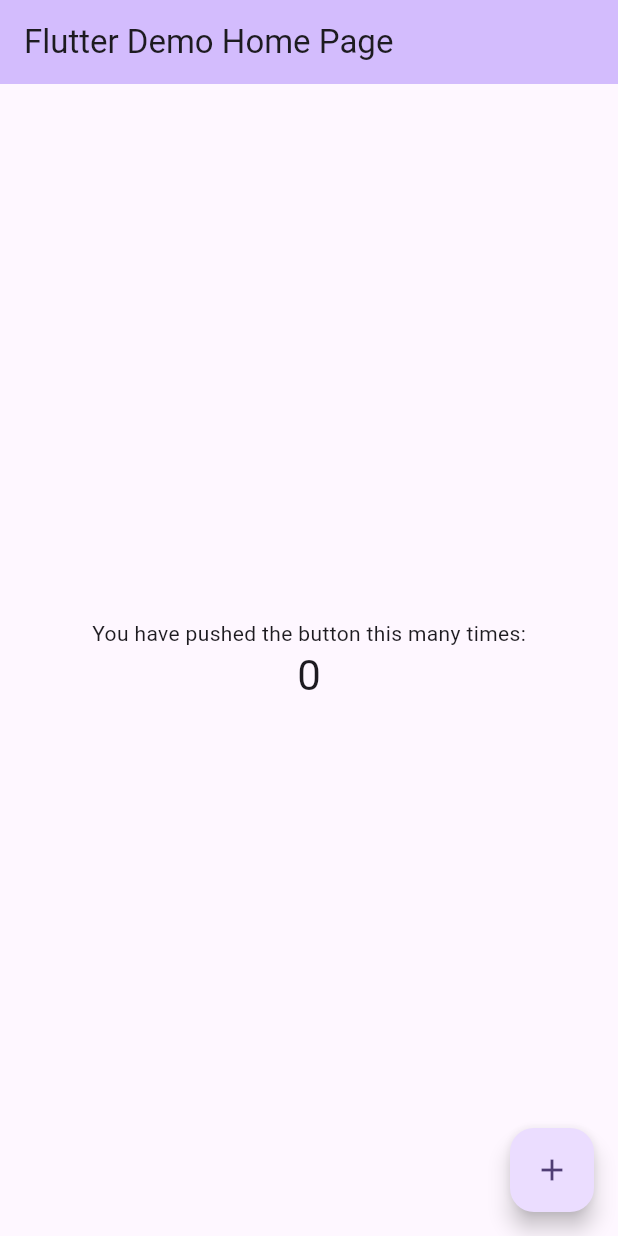
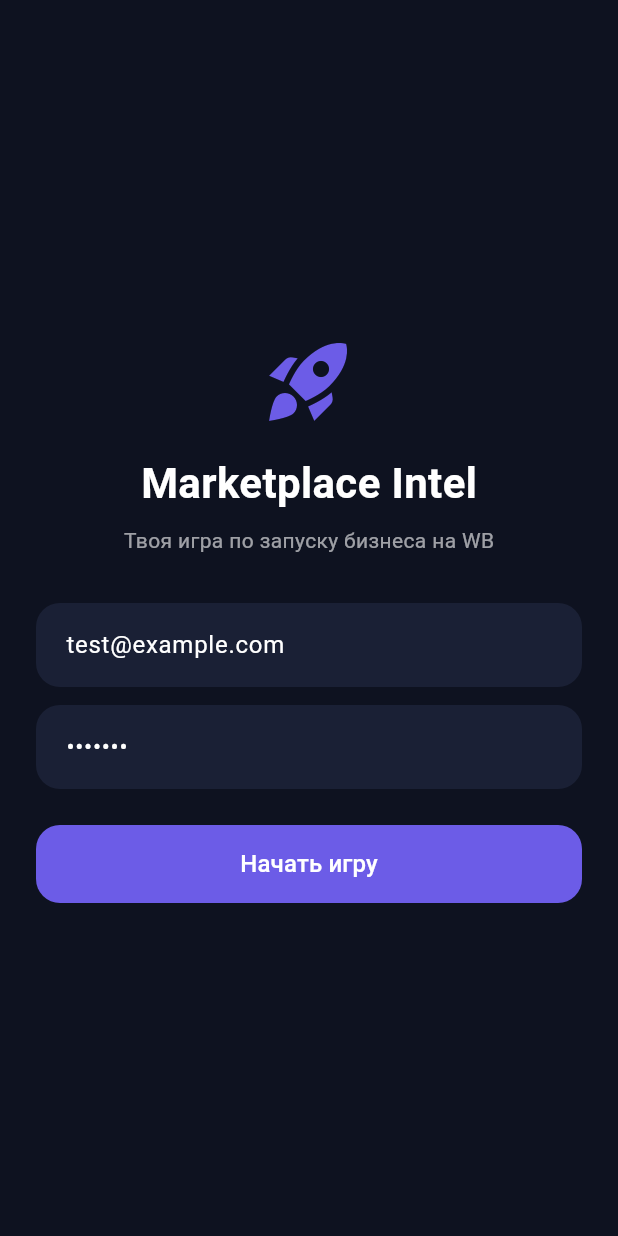
Before and after one commit to SergIS777/marketplace-intel, a Flutter app: the screen it shows after launch, on a phone screen of 412 x 824 dp. Run offline on Flutter 3.47's test engine with Material 3 defaults, Android fonts, the phone set to English and light mode, and no system bars; missing offline and left inert: dart:html.

Commit message:
feat: Phase 2 - login screen + store screen connected to backend API

```diff
--- a/app/mobile/lib/main.dart
+++ b/app/mobile/lib/main.dart
@@ -1,125 +1,22 @@
 import 'package:flutter/material.dart';
+import 'screens/login_screen.dart';
 
 void main() {
-  runApp(const MyApp());
+  runApp(const MarketplaceIntelApp());
 }
 
-class MyApp extends StatelessWidget {
-  const MyApp({super.key});
-
-  // This widget is the root of your application.
+class MarketplaceIntelApp extends StatelessWidget {
+  const MarketplaceIntelApp({super.key});
   @override
   Widget build(BuildContext context) {
     return MaterialApp(
-      title: 'Flutter Demo',
+      title: 'Marketplace Intel',
+      debugShowCheckedModeBanner: false,
       theme: ThemeData(
-        // This is the theme of your application.
-        //
-        // TRY THIS: Try running your application with "flutter run". You'll see
-        // the application has a purple toolbar. Then, without quitting the app,
-        // try changing the seedColor in the colorScheme below to Colors.green
-        // and then invoke "hot reload" (save your changes or press the "hot
-        // reload" button in a Flutter-supported IDE, or press "r" if you used
-        // the command line to start the app).
-        //
-        // Notice that the counter didn't reset back to zero; the application
-        // state is not lost during the reload. To reset the state, use hot
-        // restart instead.
-        //
-        // This works for code too, not just values: Most code changes can be
-        // tested with just a hot reload.
-        colorScheme: ColorScheme.fromSeed(seedColor: Colors.deepPurple),
+        colorScheme: ColorScheme.fromSeed(seedColor: const Color(0xFF6C5CE7)),
         useMaterial3: true,
       ),
-      home: const MyHomePage(title: 'Flutter Demo Home Page'),
+      home: const LoginScreen(),
     );
   }
 }
-
-class MyHomePage extends StatefulWidget {
-  const MyHomePage({super.key, required this.title});
-
-  // This widget is the home page of your application. It is stateful, meaning
-  // that it has a State object (defined below) that contains fields that affect
-  // how it looks.
-
-  // This class is the configuration for the state. It holds the values (in this
-  // case the title) provided by the parent (in this case the App widget) and
-  // used by the build method of the State. Fields in a Widget subclass are
-  // always marked "final".
-
-  final String title;
-
-  @override
-  State<MyHomePage> createState() => _MyHomePageState();
-}
-
-class _MyHomePageState extends State<MyHomePage> {
-  int _counter = 0;
-
-  void _incrementCounter() {
-    setState(() {
-      // This call to setState tells the Flutter framework that something has
-      // changed in this State, which causes it to rerun the build method below
-      // so that the display can reflect the updated values. If we changed
-      // _counter without calling setState(), then the build method would not be
-      // called again, and so nothing would appear to happen.
-      _counter++;
-    });
-  }
-
-  @override
-  Widget build(BuildContext context) {
-    // This method is rerun every time setState is called, for instance as done
-    // by the _incrementCounter method above.
-    //
-    // The Flutter framework has been optimized to make rerunning build methods
-    // fast, so that you can just rebuild anything that needs updating rather
-    // than having to individually change instances of widgets.
-    return Scaffold(
-      appBar: AppBar(
-        // TRY THIS: Try changing the color here to a specific color (to
-        // Colors.amber, perhaps?) and trigger a hot reload to see the AppBar
-        // change color while the other colors stay the same.
-        backgroundColor: Theme.of(context).colorScheme.inversePrimary,
-        // Here we take the value from the MyHomePage object that was created by
-        // the App.build method, and use it to set our appbar title.
-        title: Text(widget.title),
-      ),
-      body: Center(
-        // Center is a layout widget. It takes a single child and positions it
-        // in the middle of the parent.
-        child: Column(
-          // Column is also a layout widget. It takes a list of children and
-          // arranges them vertically. By default, it sizes itself to fit its
-          // children horizontally, and tries to be as tall as its parent.
-          //
-          // Column has various properties to control how it sizes itself and
-          // how it positions its children. Here we use mainAxisAlignment to
-          // center the children vertically; the main axis here is the vertical
-          // axis because Columns are vertical (the cross axis would be
-          // horizontal).
-          //
-          // TRY THIS: Invoke "debug painting" (choose the "Toggle Debug Paint"
-          // action in the IDE, or press "p" in the console), to see the
-          // wireframe for each widget.
-          mainAxisAlignment: MainAxisAlignment.center,
-          children: <Widget>[
-            const Text(
-              'You have pushed the button this many times:',
-            ),
-            Text(
-              '$_counter',
-              style: Theme.of(context).textTheme.headlineMedium,
-            ),
-          ],
-        ),
-      ),
-      floatingActionButton: FloatingActionButton(
-        onPressed: _incrementCounter,
-        tooltip: 'Increment',
-        child: const Icon(Icons.add),
-      ), // This trailing comma makes auto-formatting nicer for build methods.
-    );
-  }
-}
--- /dev/null
+++ b/app/mobile/lib/screens/login_screen.dart
@@ -0,0 +1,95 @@
+import 'package:flutter/material.dart';
+import '../services/api_service.dart';
+import 'store_screen.dart';
+
+class LoginScreen extends StatefulWidget {
+  const LoginScreen({super.key});
+  @override
+  State<LoginScreen> createState() => _LoginScreenState();
+}
+
+class _LoginScreenState extends State<LoginScreen> {
+  final _email = TextEditingController(text: 'test@example.com');
+  final _password = TextEditingController(text: 'test123');
+  bool _loading = false;
+  String? _error;
+
+  Future<void> _login() async {
+    setState(() { _loading = true; _error = null; });
+    try {
+      final data = await ApiService().login(_email.text, _password.text);
+      if (!mounted) return;
+      Navigator.pushReplacement(
+        context,
+        MaterialPageRoute(builder: (_) => StoreScreen(token: data['access_token'])),
+      );
+    } catch (e) {
+      setState(() => _error = 'Не удалось войти. Проверь что backend запущен.');
+    } finally {
+      if (mounted) setState(() => _loading = false);
+    }
+  }
+
+  @override
+  Widget build(BuildContext context) {
+    return Scaffold(
+      backgroundColor: const Color(0xFF0E1220),
+      body: Center(
+        child: SingleChildScrollView(
+          padding: const EdgeInsets.all(24),
+          child: Column(
+            mainAxisAlignment: MainAxisAlignment.center,
+            children: [
+              const Icon(Icons.rocket_launch, size: 64, color: Color(0xFF6C5CE7)),
+              const SizedBox(height: 16),
+              const Text('Marketplace Intel',
+                  style: TextStyle(fontSize: 28, fontWeight: FontWeight.bold, color: Colors.white)),
+              const SizedBox(height: 8),
+              Text('Твоя игра по запуску бизнеса на WB',
+                  style: TextStyle(fontSize: 14, color: Colors.white.withOpacity(0.6))),
+              const SizedBox(height: 32),
+              _field(_email, 'Email', false),
+              const SizedBox(height: 12),
+              _field(_password, 'Пароль', true),
+              if (_error != null) ...[
+                const SizedBox(height: 12),
+                Text(_error!, style: const TextStyle(color: Colors.redAccent)),
+              ],
+              const SizedBox(height: 24),
+              SizedBox(
+                width: double.infinity,
+                height: 52,
+                child: FilledButton(
+                  onPressed: _loading ? null : _login,
+                  style: FilledButton.styleFrom(
+                    backgroundColor: const Color(0xFF6C5CE7),
+                    shape: RoundedRectangleBorder(borderRadius: BorderRadius.circular(16)),
+                  ),
+                  child: _loading
+                      ? const SizedBox(width: 24, height: 24, child: CircularProgressIndicator(color: Colors.white))
+                      : const Text('Начать игру', style: TextStyle(fontSize: 16)),
+                ),
+              ),
+            ],
+          ),
+        ),
+      ),
+    );
+  }
+
+  Widget _field(TextEditingController c, String hint, bool obscure) {
+    return TextField(
+      controller: c,
+      obscureText: obscure,
+      style: const TextStyle(color: Colors.white),
+      decoration: InputDecoration(
+        hintText: hint,
+        hintStyle: TextStyle(color: Colors.white.withOpacity(0.4)),
+        filled: true,
+        fillColor: const Color(0xFF1A2035),
+        border: OutlineInputBorder(borderRadius: BorderRadius.circular(16), borderSide: BorderSide.none),
+        contentPadding: const EdgeInsets.symmetric(horizontal: 16, vertical: 16),
+      ),
+    );
+  }
+}
```
Also changed, not shown: app/mobile/lib/screens/store_screen.dart (added, +85 -0 lines), app/mobile/lib/services/api_service.dart (added, +27 -0 lines).
